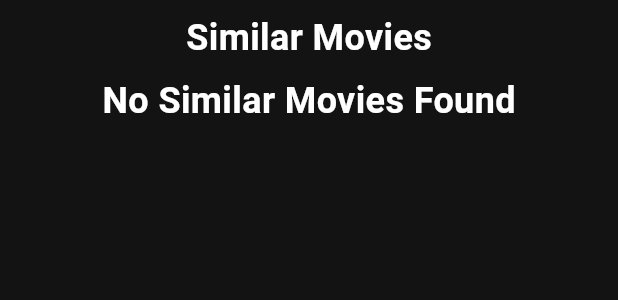
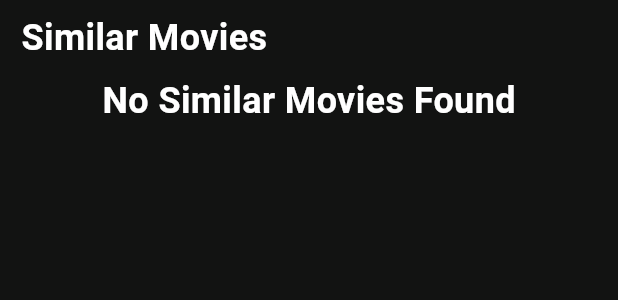
Before and after one commit to shahbbo/movies_route, a Flutter app: the SimilarMovies widget shown alone on an empty page, opened directly with empty values, on a phone screen of 412 x 824 dp. Shown: the top 300 px of the screen. Run offline on Flutter 3.47's test engine with Material 3 defaults, Android fonts, the phone set to English and light mode, and no system bars; our stand-ins replace animated_toggle_switch, bloc, cached_network_image, carousel_slider, cherry_toast, connectivity_plus and 10 more; missing offline and left inert: flutter_floating_bottom_bar; accounts and stored records are empty; network calls fail; statements that could not run were skipped; project files that could hold a hidden picture were left out; key blocks and very long unbroken strings in the code were emptied for the run.

Commit message:
Movie Details UI

```diff
--- a/lib/features/movie_details/ui/movie_details.dart
+++ b/lib/features/movie_details/ui/movie_details.dart
@@ -75,7 +75,7 @@ class _MovieDetailsState extends State<MovieDetails> {
                             child: CachedNetworkImage(
                               imageUrl: movie.largeCoverImage ?? '',
                               progressIndicatorBuilder: (context, url, downloadProgress) =>
-                                  CircularProgressIndicator(value: downloadProgress.progress),
+                                  Center(child: CircularProgressIndicator(value: downloadProgress.progress)),
                               errorWidget: (context, url, error) => const Icon(Icons.error),
                             ),
                           ),
--- a/lib/features/movie_details/ui/widgets/screen_shots_builder.dart
+++ b/lib/features/movie_details/ui/widgets/screen_shots_builder.dart
@@ -33,7 +33,7 @@ class ScreenShotsBuilder extends StatelessWidget {
                   child: CachedNetworkImage(
                     imageUrl: screenShots[index],
                     progressIndicatorBuilder: (context, url, downloadProgress) =>
-                        CircularProgressIndicator(value: downloadProgress.progress),
+                        Center(child: CircularProgressIndicator(value: downloadProgress.progress)),
                     errorWidget: (context, url, error) => const Icon(Icons.error),
                   ),
                 ),
--- a/lib/features/movie_details/ui/widgets/similar_movies.dart
+++ b/lib/features/movie_details/ui/widgets/similar_movies.dart
@@ -14,11 +14,12 @@ class SimilarMovies extends StatelessWidget {
     final height = MediaQuery.sizeOf(context).height;
     final width = MediaQuery.sizeOf(context).width;
     return Column(
+      crossAxisAlignment: CrossAxisAlignment.stretch,
       children: [
         Padding(
           padding: const EdgeInsets.all(8.0),
           child: Text(
-            'Similar Movies',
+            ' Similar Movies',
             style: FontManager.robotoBold24White,
           ),
         ),
```
